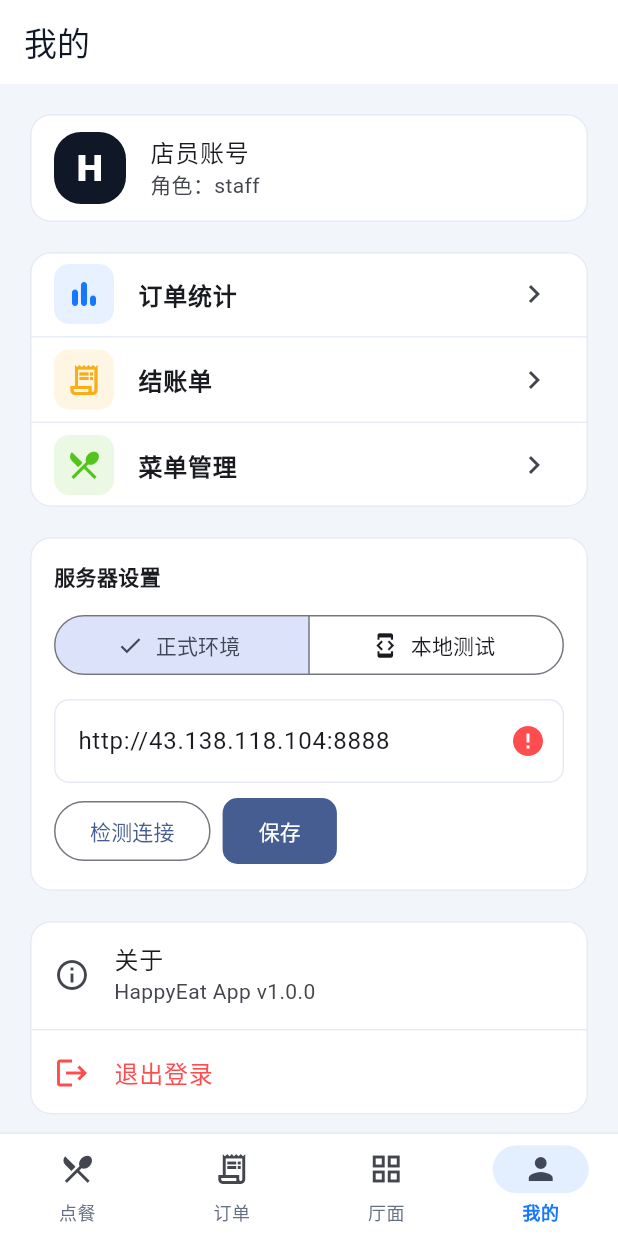
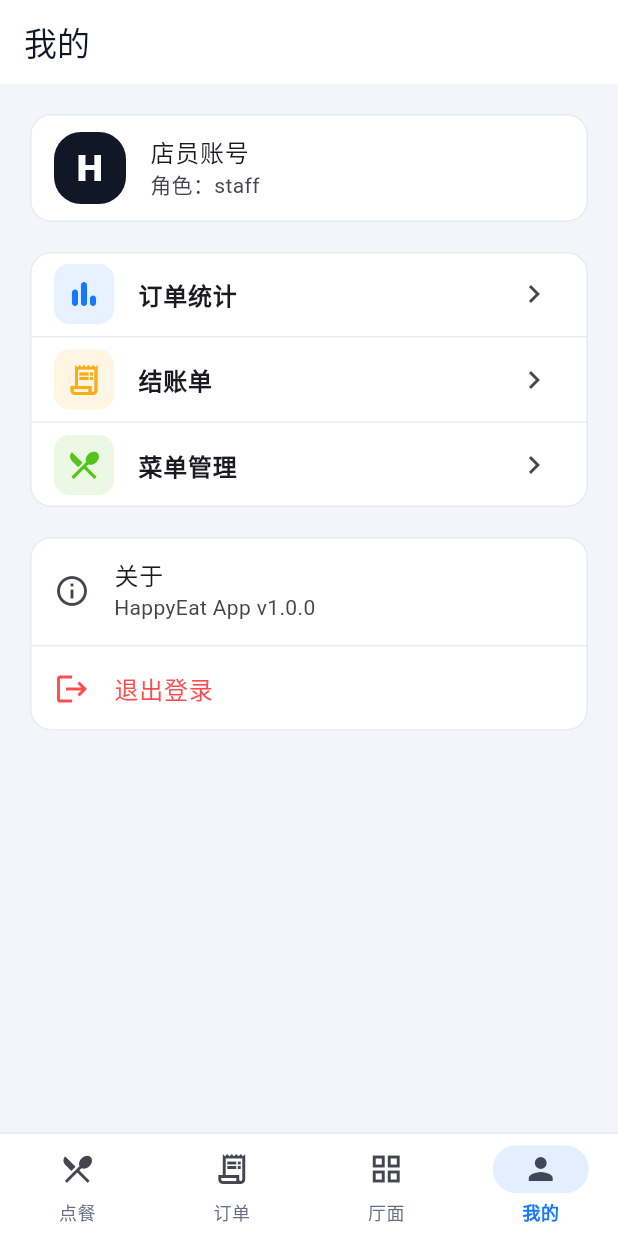
Before and after one commit to solikewind/happyeat-app, a Flutter app: the ProfilePage screen opened by its route, on a phone screen of 412 x 824 dp. Run offline on Flutter 3.47's test engine with Material 3 defaults, Android fonts, the phone set to English and light mode, and no system bars; our stand-ins replace cached_network_image, dio, flutter_riverpod, flutter_secure_storage, go_router, image_picker and 1 more; accounts and stored records are empty; network calls fail.

Commit message:
update: 优化页面

```diff
--- a/lib/features/profile/profile_page.dart
+++ b/lib/features/profile/profile_page.dart
@@ -2,10 +2,8 @@ import 'package:flutter/material.dart';
 import 'package:flutter_riverpod/flutter_riverpod.dart';
 import 'package:go_router/go_router.dart';
 
-import '../../core/config/api_env_config.dart';
 import '../../core/theme/app_theme.dart';
 import '../../shared/providers/app_providers.dart';
-import '../../shared/widgets/api_env_switch.dart';
 import '../../shared/widgets/app_brand_avatar.dart';
 
 class ProfilePage extends ConsumerStatefulWidget {
@@ -16,49 +14,9 @@ class ProfilePage extends ConsumerStatefulWidget {
 }
 
 class _ProfilePageState extends ConsumerState<ProfilePage> {
-  final _urlCtrl = TextEditingController();
-  bool? _healthOk;
-
-  @override
-  void initState() {
-    super.initState();
-    WidgetsBinding.instance.addPostFrameCallback((_) {
-      _urlCtrl.text = ref.read(settingsProvider).apiBaseUrl;
-      _checkHealth();
-    });
-  }
-
-  @override
-  void dispose() {
-    _urlCtrl.dispose();
-    super.dispose();
-  }
-
-  Future<void> _checkHealth() async {
-    try {
-      final client = ref.read(apiClientProvider);
-      final ok = await client.checkHealth();
-      if (mounted) setState(() => _healthOk = ok);
-    } catch (_) {
-      if (mounted) setState(() => _healthOk = false);
-    }
-  }
-
-  Future<void> _saveUrl() async {
-    await ref.read(settingsProvider.notifier).persistBaseUrl(_urlCtrl.text);
-    ref.invalidate(apiClientProvider);
-    await _checkHealth();
-    if (mounted) {
-      ScaffoldMessenger.of(context).showSnackBar(
-        const SnackBar(content: Text('服务器地址已保存')),
-      );
-    }
-  }
-
   @override
   Widget build(BuildContext context) {
     final auth = ref.watch(authProvider);
-    final settings = ref.watch(settingsProvider);
 
     return Scaffold(
       appBar: AppBar(title: const Text('我的')),
@@ -143,70 +101,6 @@ class _ProfilePageState extends ConsumerState<ProfilePage> {
           ),
           const SizedBox(height: 12),
           Card(
-            child: Padding(
-              padding: const EdgeInsets.all(16),
-              child: Column(
-                crossAxisAlignment: CrossAxisAlignment.stretch,
-                children: [
-                  const Text(
-                    '服务器设置',
-                    style: TextStyle(fontWeight: FontWeight.w600),
-                  ),
-                  const SizedBox(height: 12),
-                  ApiEnvSwitch(
-                    urlController: _urlCtrl,
-                    onUrlSynced: () {
-                      ref.invalidate(apiClientProvider);
-                      _checkHealth();
-                    },
-                  ),
-                  const SizedBox(height: 12),
-                  TextField(
-                    controller: _urlCtrl,
-                    decoration: InputDecoration(
-                      hintText: ApiEnvConfig.productionBaseUrl,
-                      suffixIcon: _healthOk == null
-                          ? null
-                          : Icon(
-                              _healthOk! ? Icons.check_circle : Icons.error,
-                              color: _healthOk!
-                                  ? AppColors.success
-                                  : AppColors.error,
-                            ),
-                    ),
-                  ),
-                  const SizedBox(height: 4),
-                  if (settings.env != ApiEnvironment.production)
-                    Text(
-                      '当前：${settings.apiBaseUrl}',
-                      style: const TextStyle(
-                        fontSize: 12,
-                        color: AppColors.textSecondary,
-                      ),
-                    ),
-                  if (settings.env != ApiEnvironment.production)
-                    const SizedBox(height: 8)
-                  else
-                    const SizedBox(height: 4),
-                  Row(
-                    children: [
-                      OutlinedButton(
-                        onPressed: _checkHealth,
-                        child: const Text('检测连接'),
-                      ),
-                      const SizedBox(width: 8),
-                      FilledButton(
-                        onPressed: _saveUrl,
-                        child: const Text('保存'),
-                      ),
-                    ],
-                  ),
-                ],
-              ),
-            ),
-          ),
-          const SizedBox(height: 12),
-          Card(
             child: Column(
               children: [
                 const ListTile(
```
Also changed, not shown: lib/features/ordering/ordering_page.dart (+55 -34 lines), lib/features/ordering/widgets/ordering_header.dart (+19 -2 lines), lib/features/ordering/widgets/spec_picker_sheet.dart (+33 -9 lines), 1 other file.
